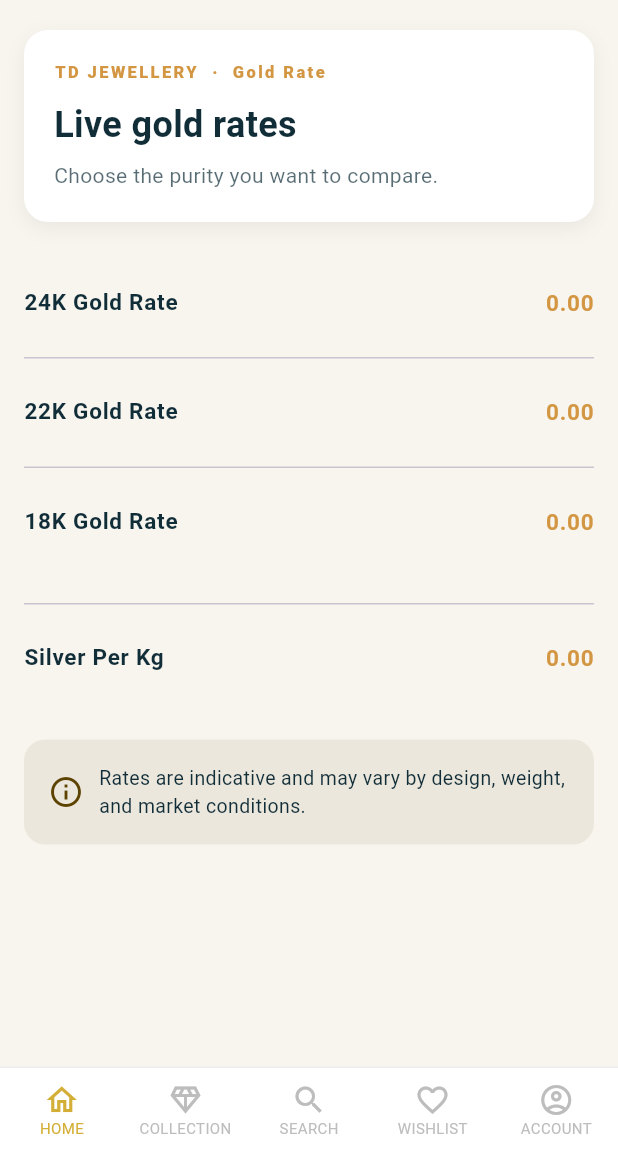
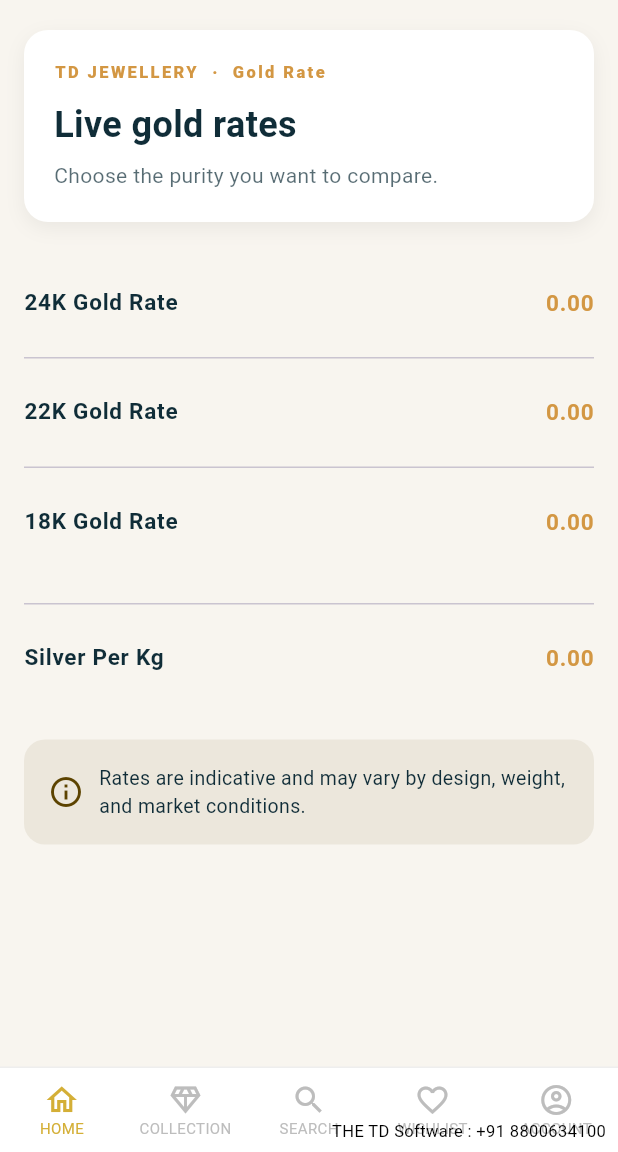
Before and after one commit to soni-ramji/bullionprod, a Flutter app: the Commodityrate screen opened directly, on a phone screen of 412 x 824 dp, the part 84-1236 px from its top. Run offline on Flutter 3.47's test engine with Material 3 defaults, Android fonts, the phone set to English and light mode, and no system bars; our stand-ins replace logger, shared_preferences; accounts and stored records are empty; network calls fail.

Commit message:
Add "TD Sofyware" label at bottom-right of Bottombar
Co-authored-by: Copilot <223556219+Copilot@users.noreply.github.com>

```diff
--- a/lib/screen/bottombar.dart
+++ b/lib/screen/bottombar.dart
@@ -1,5 +1,6 @@
 import 'dart:math';
 
+import 'package:bullionprod/screen/home.dart';
 import 'package:bullionprod/screen/login_screen.dart';
 import 'package:flutter/material.dart';
 import 'package:logger/logger.dart';
@@ -39,6 +40,11 @@ class _BottombarState extends State<Bottombar> {
                 context,
                 MaterialPageRoute(
                     builder: (context) => const LoginScreen()));
+          }else if(index == 0){
+            Navigator.push(
+                context,
+                MaterialPageRoute(
+                    builder: (context) => const HomeScreen()));
           }
         },
         items: [
@@ -70,6 +76,18 @@ class _BottombarState extends State<Bottombar> {
 
   @override
   Widget build(BuildContext context) {
-    return _buildBottomNavBar();
+    return Stack(
+      children: [
+        _buildBottomNavBar(),
+        Positioned(
+          right: 8,
+          bottom: 6,
+          child: const Text(
+            'THE TD Software : +91 8800634100',
+            style: TextStyle(fontSize: 11, color: Colors.black),
+          ),
+        ),
+      ],
+    );
   }
 }
```
